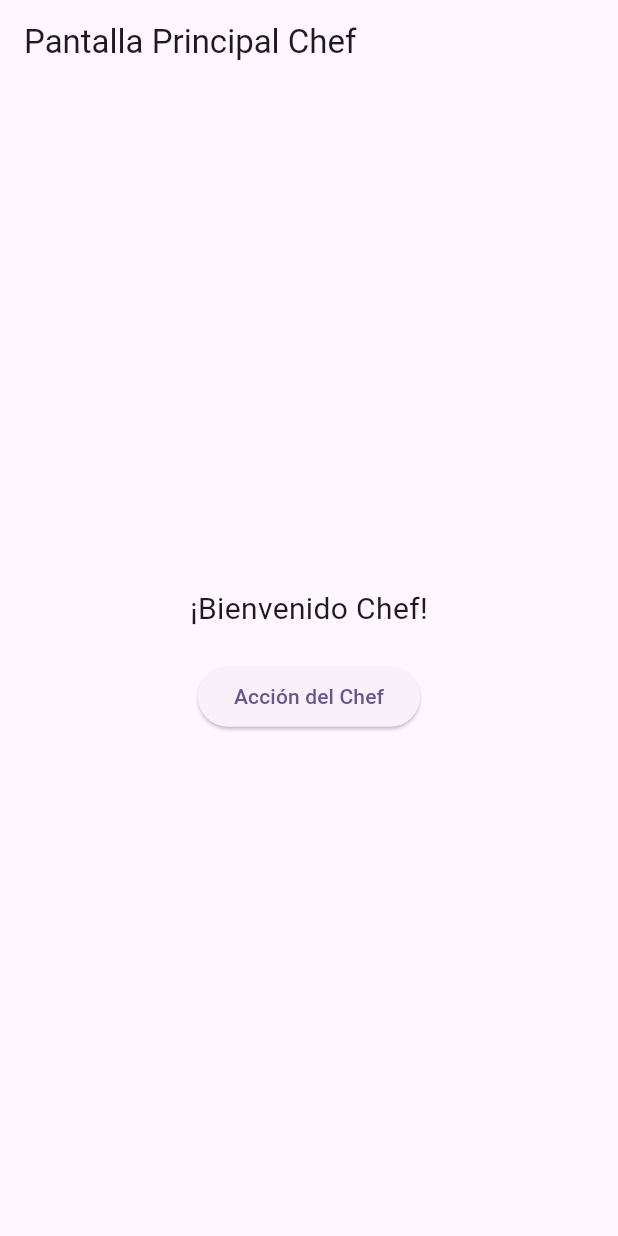
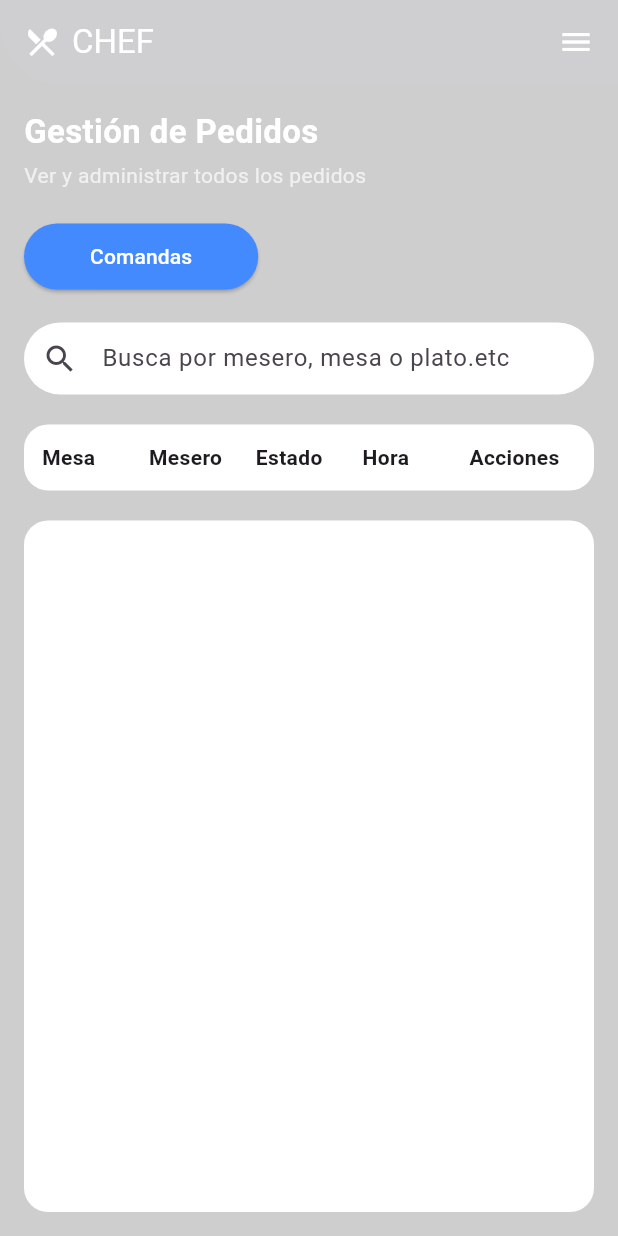
Before and after one commit to AndersonVargas24/ProyectoMenu, a Flutter app: the Principalchef screen opened directly, on a phone screen of 412 x 824 dp. Run offline on Flutter 3.47's test engine with Material 3 defaults, Android fonts, the light colour scheme and no system bars; our stand-ins replace cloud_firestore, firebase_auth, firebase_core; accounts and stored records are empty.

Commit message:
Pequeños arreglos
...

```diff
--- a/menu/lib/Chef/PrincipalChef.dart
+++ b/menu/lib/Chef/PrincipalChef.dart
@@ -11,23 +11,134 @@ class _PrincipalchefState extends State<Principalchef> {
   @override
   Widget build(BuildContext context) {
     return Scaffold(
+      backgroundColor: const Color.fromARGB(255, 207, 206, 206),
       appBar: AppBar(
-        title: const Text("Pantalla Principal Chef")),
-        body: Center(
+        backgroundColor: const Color.fromARGB(255, 207, 206, 209),
+        elevation: 0,
+        title: const Row(
+          children: [
+            Icon(Icons.restaurant_menu, color: Colors.white),
+            SizedBox(width: 8),
+            Text("CHEF", style: TextStyle(color: Colors.white)),
+          ],
+        ),
+        actions: const [
+          Padding(
+            padding: EdgeInsets.only(right: 16),
+            child: Icon(Icons.menu, color: Colors.white),
+          ),
+        ],
+        shape: const RoundedRectangleBorder(
+          borderRadius: BorderRadius.only(bottomLeft: Radius.circular(40)),
+        ),
+      ),
+      body: Padding(
+        padding: const EdgeInsets.all(16),
         child: Column(
-            mainAxisAlignment: MainAxisAlignment.center,
+          crossAxisAlignment: CrossAxisAlignment.start,
           children: [
-              const Text("¡Bienvenido Chef!", style: TextStyle(fontSize: 20)),
+            const Text(
+              "Gestión de Pedidos",
+              style: TextStyle(
+                fontSize: 22,
+                color: Colors.white,
+                fontWeight: FontWeight.bold,
+              ),
+            ),
+            const SizedBox(height: 4),
+            const Text(
+              "Ver y administrar todos los pedidos",
+              style: TextStyle(fontSize: 14, color: Colors.white70),
+            ),
             const SizedBox(height: 20),
             ElevatedButton(
               onPressed: () {
-                  // Acción al presionar el botón
+                // Acción de nuevo pedido
               },
-                child: const Text("Acción del Chef"),
+              style: ElevatedButton.styleFrom(
+                backgroundColor: Colors.blueAccent,
+                shape: RoundedRectangleBorder(
+                  borderRadius: BorderRadius.circular(30),
+                ),
+              ),
+              child: const Padding(
+                padding: EdgeInsets.symmetric(horizontal: 20, vertical: 12),
+                child: Text(
+                "Comandas",
+                  style: TextStyle(color: Colors.white),
+                ),
+              ),
+            ),
+            const SizedBox(height: 20),
+            TextField(
+              decoration: InputDecoration(
+                hintText: "Busca por mesero, mesa o plato.etc",
+                prefixIcon: const Icon(Icons.search),
+                filled: true,
+                fillColor: Colors.white,
+                contentPadding: const EdgeInsets.symmetric(horizontal: 20),
+                border: OutlineInputBorder(
+                  borderRadius: BorderRadius.circular(30),
+                  borderSide: BorderSide.none,
+                ),
+              ),
+            ),
+            const SizedBox(height: 20),
+            Container(
+              width: double.infinity,
+              padding: const EdgeInsets.all(12),
+              decoration: BoxDecoration(
+                color: Colors.white,
+                borderRadius: BorderRadius.circular(16),
+              ),
+              child: const Row(
+                mainAxisAlignment: MainAxisAlignment.spaceBetween,
+                children: [
+                  Expanded(
+                    child: Text(
+                      "Mesa",
+                      style: TextStyle(fontWeight: FontWeight.bold),
+                    ),
+                  ),
+                  Expanded(
+                    child: Text(
+                      "Mesero",
+                      style: TextStyle(fontWeight: FontWeight.bold),
+                    ),
+                  ),
+                  Expanded(
+                    child: Text(
+                      "Estado",
+                      style: TextStyle(fontWeight: FontWeight.bold),
+                    ),
+                  ),
+                  Expanded(
+                    child: Text(
+                      "Hora",
+                      style: TextStyle(fontWeight: FontWeight.bold),
+                    ),
+                  ),
+                  Expanded(
+                    child: Text(
+                      "Acciones",
+                      style: TextStyle(fontWeight: FontWeight.bold),
+                    ),
                   ),
                 ],
               ),
-
+            ),
+            const SizedBox(height: 20),
+            Expanded(
+              child: Container(
+                width: double.infinity,
+                decoration: BoxDecoration(
+                  color: Colors.white,
+                  borderRadius: BorderRadius.circular(16),
+                ),
+              ),
+            ),
+          ],
+        ),
       ),
     );
   }
```
Also changed, not shown: menu/lib/Waiter/PrincipalWaiter.dart (+2 -6 lines), menu/lib/WaiterDashboard/ComandaView.dart (+21 -2 lines), menu/lib/WaiterDashboard/CrearComanda.dart (+19 -2 lines), menu/lib/dashboardChef/Comandaview.dart (added, +15 -0 lines), 1 other file. Lines whose indentation alone changed are shown as unchanged.
